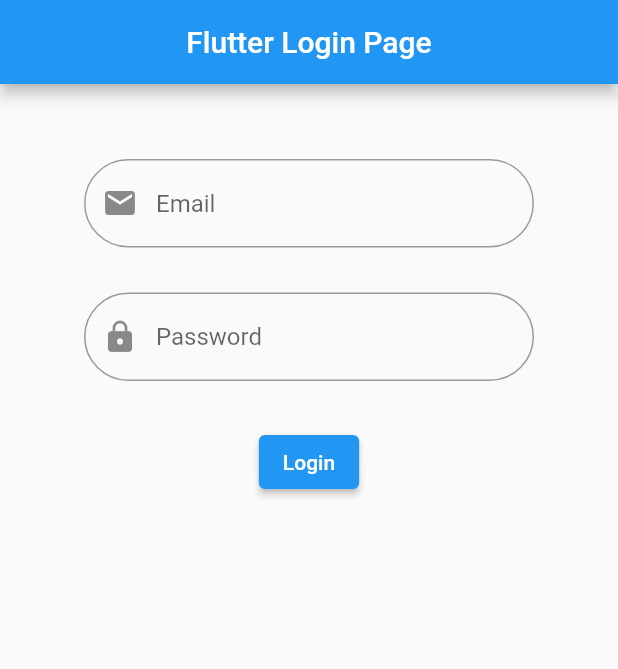
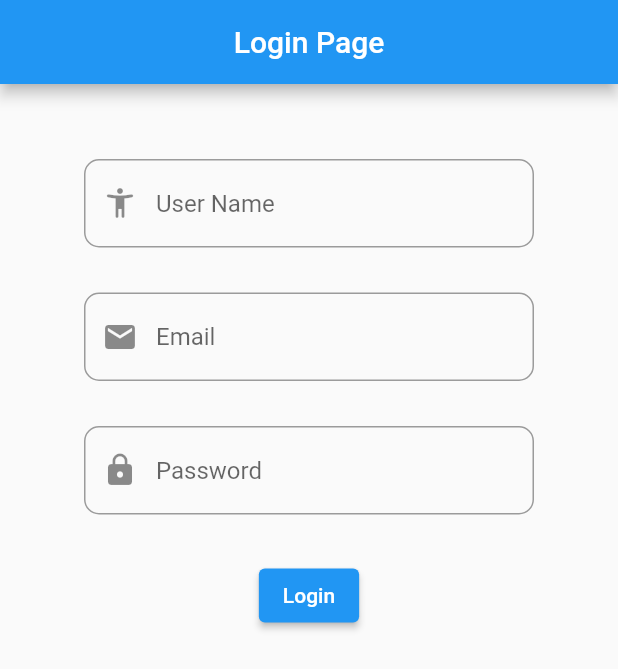
Before and after one commit to m-ahmed29/Login-Page, a Flutter app: the screen it shows after launch, on a phone screen of 412 x 824 dp. Shown: the top 669 px of the screen. Run offline on Flutter 3.47's test engine with Material 2 defaults, Android fonts, the phone set to English and light mode, and no system bars.

Commit message:
first commit

```diff
--- a/loginpage/lib/main.dart
+++ b/loginpage/lib/main.dart
@@ -13,7 +13,7 @@ class MyApp extends StatelessWidget {
         home: Scaffold(
             appBar: AppBar(
               title: Center(
-                child: Text('Flutter Login Page'),
+                child: Text('Login Page'),
               ),
             ),
             body: Center(
@@ -27,10 +27,25 @@ class MyApp extends StatelessWidget {
                   child: TextField(
                     keyboardType: TextInputType.emailAddress,
                     decoration: InputDecoration(
+                        prefixIcon: Icon(Icons.accessibility_new_rounded),
+                        border: OutlineInputBorder(
+                            borderRadius:
+                                BorderRadius.all(Radius.circular(10))),
+                        hintText: "User Name"),
+                  ),
+                ),
+                SizedBox(
+                  height: 30,
+                ),
+                Container(
+                  width: 300,
+                  child: TextField(
+                    keyboardType: TextInputType.emailAddress,
+                    decoration: InputDecoration(
                         prefixIcon: Icon(Icons.email),
                         border: OutlineInputBorder(
                             borderRadius:
-                                BorderRadius.all(Radius.circular(30))),
+                                BorderRadius.all(Radius.circular(10))),
                         hintText: "Email"),
                   ),
                 ),
@@ -46,7 +61,7 @@ class MyApp extends StatelessWidget {
                         prefixIcon: Icon(Icons.lock),
                         border: OutlineInputBorder(
                             borderRadius:
-                                BorderRadius.all(Radius.circular(30))),
+                                BorderRadius.all(Radius.circular(10))),
                         hintText: "Password"),
                   ),
                 ),
```
Also changed, not shown: loginpage/pubspec.lock.
